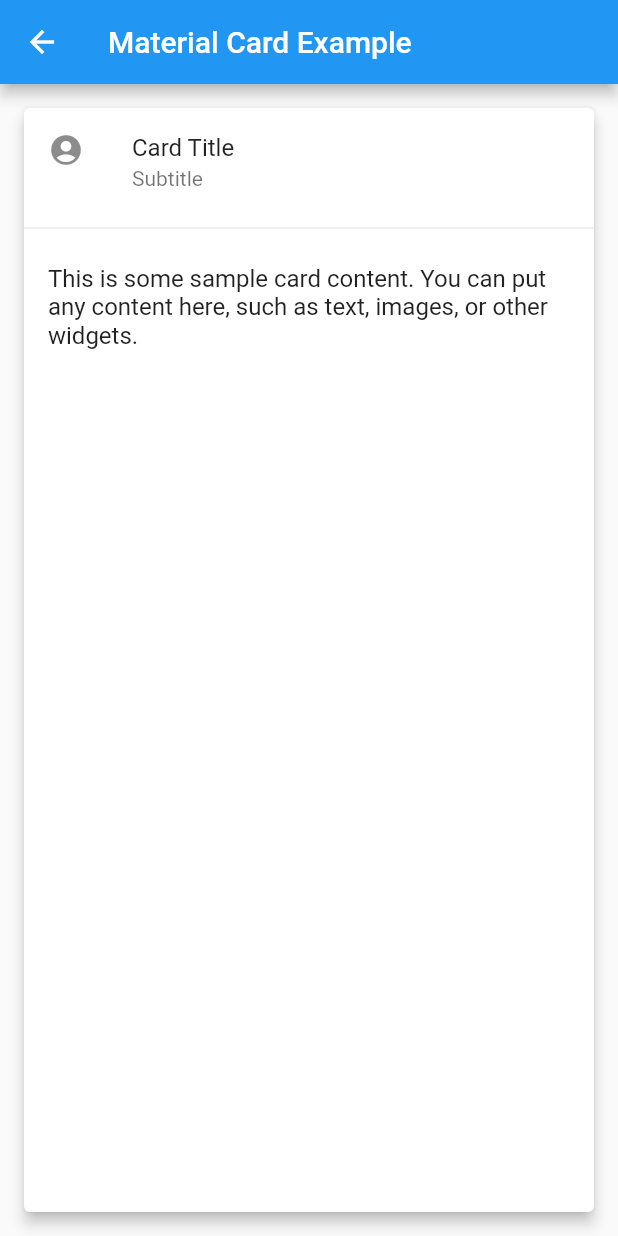
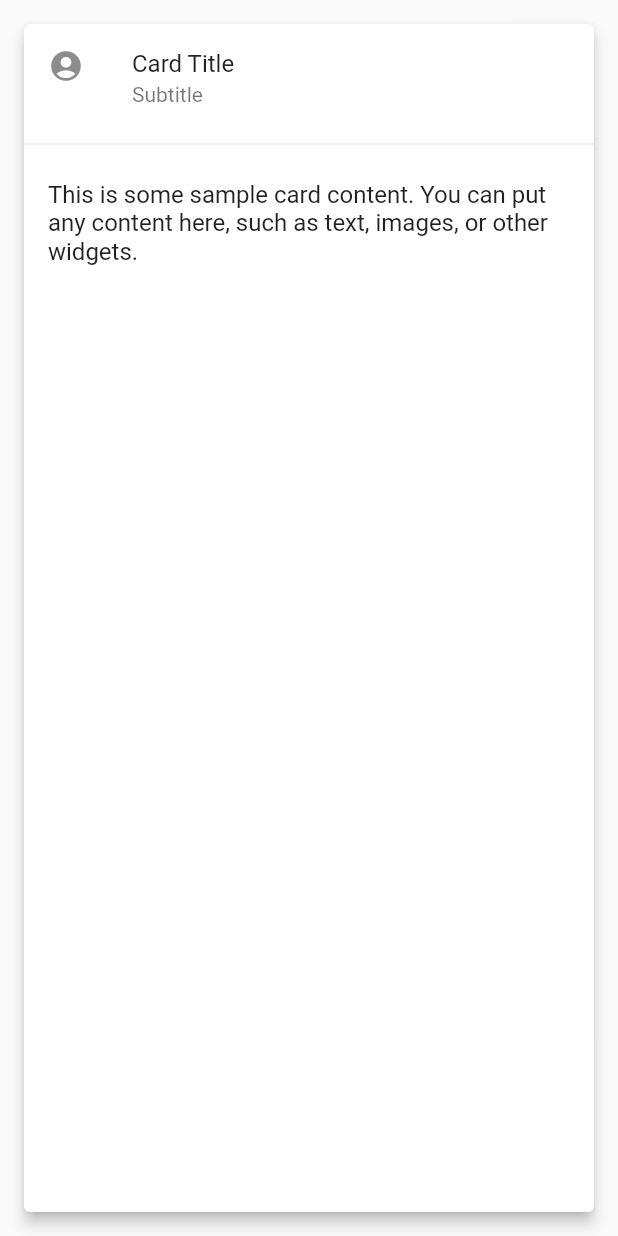
Before and after one commit to lfelipemarin/lectio-lam, a Flutter app: the CardWidget screen opened directly, on a phone screen of 412 x 824 dp. Run offline on Flutter 3.47's test engine with Material 2 defaults, Android fonts, the light colour scheme and no system bars; our stand-ins replace firebase_auth, firebase_core, flutter_bloc, google_sign_in; accounts and stored records are empty; generated files the repository leaves out were written again.

Commit message:
started to implement the card widget

```diff
--- a/lectio_app/lib/src/common_widgets/card_widget.dart
+++ b/lectio_app/lib/src/common_widgets/card_widget.dart
@@ -5,11 +5,8 @@ class CardWidget extends StatelessWidget {
 
   @override
   Widget build(BuildContext context) {
-    return Scaffold(
-      appBar: AppBar(
-        title: const Text('Material Card Example'),
-      ),
-      body: const Center(
+    return const Scaffold(
+      body: Center(
         child: Card(
           elevation: 4, // Shadow elevation
           margin: EdgeInsets.all(16), // Margin around the card
```
